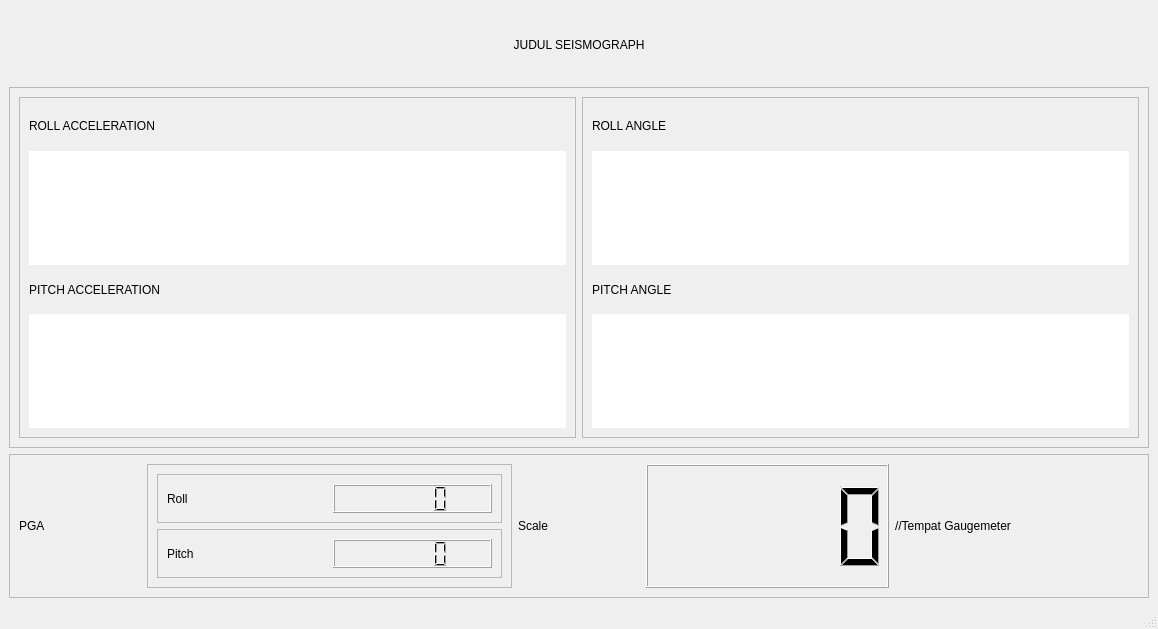
The window that seismograph.ui (Hi-Keiko/tugas-hardware-caslab) describes before a commit, drawn with Qt 5.
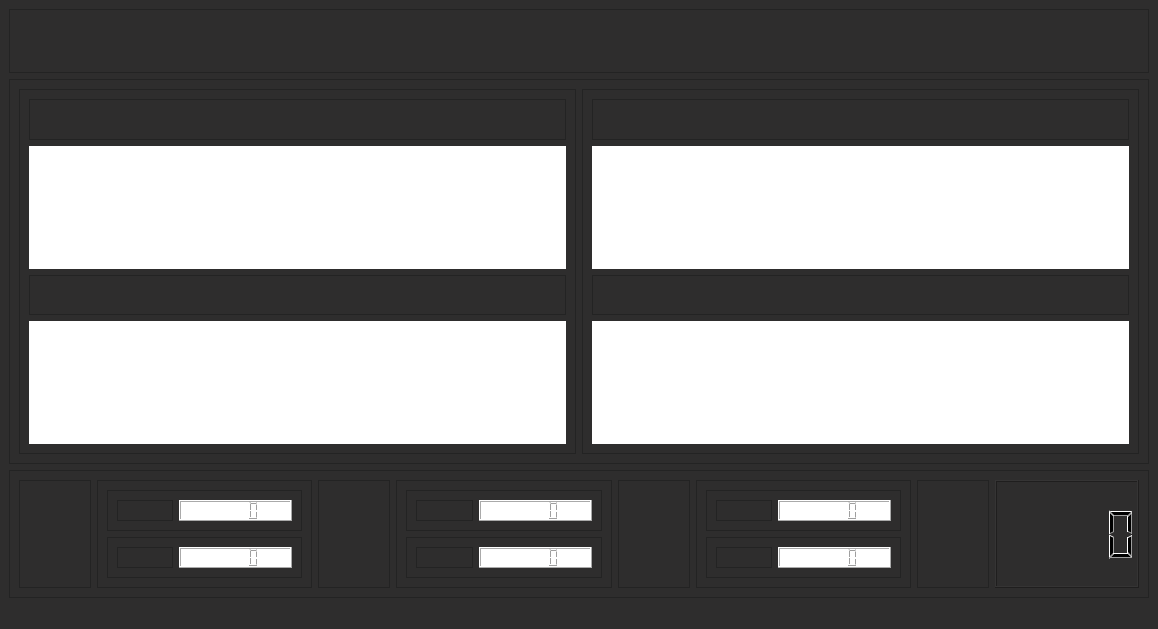
The same window after the commit. Icons and pictures are not drawn.

Commit message: gui seismograph sketching

```diff
--- a/seismograph.ui
+++ b/seismograph.ui
@@ -13,21 +13,27 @@
   <property name="windowTitle">
    <string>MainWindow</string>
   </property>
+  <property name="styleSheet">
+   <string notr="true">background-color: rgb(46, 45, 45);</string>
+  </property>
   <widget class="QWidget" name="centralwidget">
-   <layout class="QVBoxLayout" name="verticalLayout_5" stretch="1,5,2">
+   <layout class="QVBoxLayout" name="verticalLayout_5" stretch="1,6,2">
     <item>
-     <widget class="QLabel" name="label_9">
+     <widget class="QFrame" name="frame_8">
       <property name="sizePolicy">
        <sizepolicy hsizetype="Expanding" vsizetype="Expanding">
         <horstretch>0</horstretch>
         <verstretch>0</verstretch>
        </sizepolicy>
       </property>
-      <property name="text">
-       <string>JUDUL SEISMOGRAPH</string>
+      <property name="styleSheet">
+       <string notr="true">image: url(:/newPrefix/PortaSeis.png)</string>
       </property>
-      <property name="alignment">
-       <set>Qt::AlignCenter</set>
+      <property name="frameShape">
+       <enum>QFrame::StyledPanel</enum>
+      </property>
+      <property name="frameShadow">
+       <enum>QFrame::Raised</enum>
       </property>
      </widget>
     </item>
@@ -62,15 +68,21 @@
          </property>
          <layout class="QVBoxLayout" name="verticalLayout_2" stretch="1,3,1,3">
           <item>
-           <widget class="QLabel" name="graphy">
+           <widget class="QFrame" name="frame_9">
             <property name="sizePolicy">
              <sizepolicy hsizetype="Expanding" vsizetype="Expanding">
               <horstretch>0</horstretch>
               <verstretch>0</verstretch>
              </sizepolicy>
             </property>
-            <property name="text">
-             <string>ROLL ACCELERATION</string>
+            <property name="styleSheet">
+             <string notr="true">image: url(:/newPrefix/Rollac.png)</string>
+            </property>
+            <property name="frameShape">
+             <enum>QFrame::StyledPanel</enum>
+            </property>
+            <property name="frameShadow">
+             <enum>QFrame::Raised</enum>
             </property>
            </widget>
           </item>
@@ -88,15 +100,21 @@
            </widget>
           </item>
           <item>
-           <widget class="QLabel" name="label">
+           <widget class="QFrame" name="frame_10">
             <property name="sizePolicy">
              <sizepolicy hsizetype="Expanding" vsizetype="Expanding">
               <horstretch>0</horstretch>
               <verstretch>0</verstretch>
              </sizepolicy>
             </property>
-            <property name="text">
-             <string>PITCH ACCELERATION</string>
+            <property name="styleSheet">
+             <string notr="true">image: url(:/newPrefix/Pitchac.png)</string>
+            </property>
+            <property name="frameShape">
+             <enum>QFrame::StyledPanel</enum>
+            </property>
+            <property name="frameShadow">
+             <enum>QFrame::Raised</enum>
             </property>
            </widget>
           </item>
@@ -132,15 +150,21 @@
          </property>
          <layout class="QVBoxLayout" name="verticalLayout_3" stretch="1,3,1,3">
           <item>
-           <widget class="QLabel" name="label_2">
+           <widget class="QFrame" name="frame_11">
             <property name="sizePolicy">
              <sizepolicy hsizetype="Expanding" vsizetype="Expanding">
               <horstretch>0</horstretch>
               <verstretch>0</verstretch>
              </sizepolicy>
             </property>
-            <property name="text">
-             <string>ROLL ANGLE</string>
+            <property name="styleSheet">
+             <string notr="true">image: url(:/newPrefix/Rollang.png)</string>
+            </property>
+            <property name="frameShape">
+             <enum>QFrame::StyledPanel</enum>
+            </property>
+            <property name="frameShadow">
+             <enum>QFrame::Raised</enum>
             </property>
            </widget>
           </item>
@@ -158,15 +182,21 @@
            </widget>
           </item>
           <item>
-           <widget class="QLabel" name="label_3">
+           <widget class="QFrame" name="frame_12">
             <property name="sizePolicy">
              <sizepolicy hsizetype="Expanding" vsizetype="Expanding">
               <horstretch>0</horstretch>
               <verstretch>0</verstretch>
              </sizepolicy>
             </property>
-            <property name="text">
-             <string>PITCH ANGLE</string>
+            <property name="styleSheet">
+             <string notr="true">image: url(:/newPrefix/Pitchang.png)</string>
+            </property>
+            <property name="frameShape">
+             <enum>QFrame::StyledPanel</enum>
+            </property>
+            <property name="frameShadow">
+             <enum>QFrame::Raised</enum>
             </property>
            </widget>
           </item>
@@ -203,17 +233,23 @@
       <property name="frameShadow">
        <enum>QFrame::Raised</enum>
       </property>
-      <layout class="QHBoxLayout" name="horizontalLayout_3" stretch="1,3,1,2,2">
+      <layout class="QHBoxLayout" name="horizontalLayout_3" stretch="1,3,1,3,1,3,1,2">
        <item>
-        <widget class="QLabel" name="label_4">
+        <widget class="QFrame" name="frame_13">
          <property name="sizePolicy">
           <sizepolicy hsizetype="Expanding" vsizetype="Expanding">
            <horstretch>0</horstretch>
            <verstretch>0</verstretch>
           </sizepolicy>
          </property>
-         <property name="text">
-          <string>PGA</string>
+         <property name="styleSheet">
+          <string notr="true">image: url(:/newPrefix/PGA.png)</string>
+         </property>
+         <property name="frameShape">
+          <enum>QFrame::StyledPanel</enum>
+         </property>
+         <property name="frameShadow">
+          <enum>QFrame::Raised</enum>
          </property>
         </widget>
        </item>
@@ -246,17 +282,23 @@
             <property name="frameShadow">
              <enum>QFrame::Raised</enum>
             </property>
-            <layout class="QHBoxLayout" name="horizontalLayout" stretch="1,1">
+            <layout class="QHBoxLayout" name="horizontalLayout" stretch="1,2">
              <item>
-              <widget class="QLabel" name="label_5">
+              <widget class="QFrame" name="frame_23">
                <property name="sizePolicy">
                 <sizepolicy hsizetype="Expanding" vsizetype="Expanding">
                  <horstretch>0</horstretch>
                  <verstretch>0</verstretch>
                 </sizepolicy>
                </property>
-               <property name="text">
-                <string>Roll</string>
+               <property name="styleSheet">
+                <string notr="true">image: url(:/newPrefix/roll.png)</string>
+               </property>
+               <property name="frameShape">
+                <enum>QFrame::StyledPanel</enum>
+               </property>
+               <property name="frameShadow">
+                <enum>QFrame::Raised</enum>
                </property>
               </widget>
              </item>
@@ -268,6 +310,9 @@
                  <verstretch>0</verstretch>
                 </sizepolicy>
                </property>
+               <property name="styleSheet">
+                <string notr="true">background-color: rgb(255, 255, 255);</string>
+               </property>
               </widget>
              </item>
             </layout>
@@ -287,17 +332,23 @@
             <property name="frameShadow">
              <enum>QFrame::Raised</enum>
             </property>
-            <layout class="QHBoxLayout" name="horizontalLayout_2" stretch="1,1">
+            <layout class="QHBoxLayout" name="horizontalLayout_2" stretch="1,2">
              <item>
-              <widget class="QLabel" name="label_6">
+              <widget class="QFrame" name="frame_24">
                <property name="sizePolicy">
                 <sizepolicy hsizetype="Expanding" vsizetype="Expanding">
                  <horstretch>0</horstretch>
                  <verstretch>0</verstretch>
                 </sizepolicy>
                </property>
-               <property name="text">
-                <string>Pitch</string>
+               <property name="styleSheet">
+                <string notr="true">image: url(:/newPrefix/pitch.png)</string>
+               </property>
+               <property name="frameShape">
+                <enum>QFrame::StyledPanel</enum>
+               </property>
+               <property name="frameShadow">
+                <enum>QFrame::Raised</enum>
                </property>
               </widget>
              </item>
@@ -309,6 +360,9 @@
                  <verstretch>0</verstretch>
                 </sizepolicy>
                </property>
+               <property name="styleSheet">
+                <string notr="true">background-color: rgb(255, 255, 255);</string>
+               </property>
               </widget>
              </item>
             </layout>
@@ -318,15 +372,283 @@
         </widget>
        </item>
        <item>
-        <widget class="QLabel" name="label_7">
+        <widget class="QFrame" name="frame_14">
          <property name="sizePolicy">
           <sizepolicy hsizetype="Expanding" vsizetype="Expanding">
            <horstretch>0</horstretch>
            <verstretch>0</verstretch>
           </sizepolicy>
          </property>
-         <property name="text">
-          <string>Scale</string>
+         <property name="styleSheet">
+          <string notr="true">image: url(:/newPrefix/PGV.png)</string>
+         </property>
+         <property name="frameShape">
+          <enum>QFrame::StyledPanel</enum>
+         </property>
+         <property name="frameShadow">
+          <enum>QFrame::Raised</enum>
+         </property>
+        </widget>
+       </item>
+       <item>
+        <widget class="QFrame" name="frame_15">
+         <property name="sizePolicy">
+          <sizepolicy hsizetype="Expanding" vsizetype="Expanding">
+           <horstretch>0</horstretch>
+           <verstretch>0</verstretch>
+          </sizepolicy>
+         </property>
+         <property name="frameShape">
+          <enum>QFrame::StyledPanel</enum>
+         </property>
+         <property name="frameShadow">
+          <enum>QFrame::Raised</enum>
+         </property>
+         <layout class="QVBoxLayout" name="verticalLayout" stretch="1,1">
+          <item>
+           <widget class="QFrame" name="frame_16">
+            <property name="sizePolicy">
+             <sizepolicy hsizetype="Expanding" vsizetype="Expanding">
+              <horstretch>0</horstretch>
+              <verstretch>0</verstretch>
+             </sizepolicy>
+            </property>
+            <property name="frameShape">
+             <enum>QFrame::StyledPanel</enum>
+            </property>
+            <property name="frameShadow">
+             <enum>QFrame::Raised</enum>
+            </property>
+            <layout class="QHBoxLayout" name="horizontalLayout_5" stretch="1,2">
+             <item>
+              <widget class="QFrame" name="frame_25">
+               <property name="sizePolicy">
+                <sizepolicy hsizetype="Expanding" vsizetype="Expanding">
+                 <horstretch>0</horstretch>
+                 <verstretch>0</verstretch>
+                </sizepolicy>
+               </property>
+               <property name="styleSheet">
+                <string notr="true">image: url(:/newPrefix/roll.png)</string>
+               </property>
+               <property name="frameShape">
+                <enum>QFrame::StyledPanel</enum>
+               </property>
+               <property name="frameShadow">
+                <enum>QFrame::Raised</enum>
+               </property>
+              </widget>
+             </item>
+             <item>
+              <widget class="QLCDNumber" name="lcdNumber_4">
+               <property name="sizePolicy">
+                <sizepolicy hsizetype="Expanding" vsizetype="Expanding">
+                 <horstretch>0</horstretch>
+                 <verstretch>0</verstretch>
+                </sizepolicy>
+               </property>
+               <property name="styleSheet">
+                <string notr="true">background-color: rgb(255, 255, 255);</string>
+               </property>
+              </widget>
+             </item>
+            </layout>
+           </widget>
+          </item>
+          <item>
+           <widget class="QFrame" name="frame_17">
+            <property name="sizePolicy">
+             <sizepolicy hsizetype="Expanding" vsizetype="Expanding">
+              <horstretch>0</horstretch>
+              <verstretch>0</verstretch>
+             </sizepolicy>
+            </property>
+            <property name="frameShape">
+             <enum>QFrame::StyledPanel</enum>
+            </property>
+            <property name="frameShadow">
+             <enum>QFrame::Raised</enum>
+            </property>
+            <layout class="QHBoxLayout" name="horizontalLayout_6" stretch="1,2">
+             <item>
+              <widget class="QFrame" name="frame_26">
+               <property name="sizePolicy">
+                <sizepolicy hsizetype="Expanding" vsizetype="Expanding">
+                 <horstretch>0</horstretch>
+                 <verstretch>0</verstretch>
+                </sizepolicy>
+               </property>
+               <property name="styleSheet">
+                <string notr="true">image: url(:/newPrefix/pitch.png)</string>
+               </property>
+               <property name="frameShape">
+                <enum>QFrame::StyledPanel</enum>
+               </property>
+               <property name="frameShadow">
+                <enum>QFrame::Raised</enum>
+               </property>
+              </widget>
+             </item>
+             <item>
+              <widget class="QLCDNumber" name="lcdNumber_5">
+               <property name="sizePolicy">
+                <sizepolicy hsizetype="Expanding" vsizetype="Expanding">
+                 <horstretch>0</horstretch>
+                 <verstretch>0</verstretch>
+                </sizepolicy>
+               </property>
+               <property name="styleSheet">
+                <string notr="true">background-color: rgb(255, 255, 255);</string>
+               </property>
+              </widget>
+             </item>
+            </layout>
+           </widget>
+          </item>
+         </layout>
+        </widget>
+       </item>
+       <item>
+        <widget class="QFrame" name="frame_18">
+         <property name="sizePolicy">
+          <sizepolicy hsizetype="Expanding" vsizetype="Expanding">
+           <horstretch>0</horstretch>
+           <verstretch>0</verstretch>
+          </sizepolicy>
+         </property>
+         <property name="styleSheet">
+          <string notr="true">image: url(:/newPrefix/PGD.png)</string>
+         </property>
+         <property name="frameShape">
+          <enum>QFrame::StyledPanel</enum>
+         </property>
+         <property name="frameShadow">
+          <enum>QFrame::Raised</enum>
+         </property>
+        </widget>
+       </item>
+       <item>
+        <widget class="QFrame" name="frame_19">
+         <property name="sizePolicy">
+          <sizepolicy hsizetype="Expanding" vsizetype="Expanding">
+           <horstretch>0</horstretch>
+           <verstretch>0</verstretch>
+          </sizepolicy>
+         </property>
+         <property name="frameShape">
+          <enum>QFrame::StyledPanel</enum>
+         </property>
+         <property name="frameShadow">
+          <enum>QFrame::Raised</enum>
+         </property>
+         <layout class="QVBoxLayout" name="verticalLayout_6" stretch="1,1">
+          <item>
+           <widget class="QFrame" name="frame_20">
+            <property name="frameShape">
+             <enum>QFrame::StyledPanel</enum>
+            </property>
+            <property name="frameShadow">
+             <enum>QFrame::Raised</enum>
+            </property>
+            <layout class="QHBoxLayout" name="horizontalLayout_7" stretch="1,2">
+             <item>
+              <widget class="QFrame" name="frame_27">
+               <property name="sizePolicy">
+                <sizepolicy hsizetype="Expanding" vsizetype="Expanding">
+                 <horstretch>0</horstretch>
+                 <verstretch>0</verstretch>
+                </sizepolicy>
+               </property>
+               <property name="styleSheet">
+                <string notr="true">image: url(:/newPrefix/roll.png)</string>
+               </property>
+               <property name="frameShape">
+                <enum>QFrame::StyledPanel</enum>
+               </property>
+               <property name="frameShadow">
+                <enum>QFrame::Raised</enum>
+               </property>
+              </widget>
+             </item>
+             <item>
+              <widget class="QLCDNumber" name="lcdNumber_6">
+               <property name="sizePolicy">
+                <sizepolicy hsizetype="Expanding" vsizetype="Expanding">
+                 <horstretch>0</horstretch>
+                 <verstretch>0</verstretch>
+                </sizepolicy>
+               </property>
+               <property name="styleSheet">
+                <string notr="true">background-color: rgb(255, 255, 255);</string>
+               </property>
+              </widget>
+             </item>
+            </layout>
+           </widget>
+          </item>
+          <item>
+           <widget class="QFrame" name="frame_21">
+            <property name="frameShape">
+             <enum>QFrame::StyledPanel</enum>
+            </property>
+            <property name="frameShadow">
+             <enum>QFrame::Raised</enum>
+            </property>
+            <layout class="QHBoxLayout" name="horizontalLayout_8" stretch="1,2">
+             <item>
+              <widget class="QFrame" name="frame_28">
+               <property name="sizePolicy">
+                <sizepolicy hsizetype="Expanding" vsizetype="Expanding">
+                 <horstretch>0</horstretch>
+                 <verstretch>0</verstretch>
+                </sizepolicy>
+               </property>
+               <property name="styleSheet">
+                <string notr="true">image: url(:/newPrefix/pitch.png)</string>
+               </property>
+               <property name="frameShape">
+                <enum>QFrame::StyledPanel</enum>
+               </property>
+               <property name="frameShadow">
+                <enum>QFrame::Raised</enum>
+               </property>
+              </widget>
+             </item>
+             <item>
+              <widget class="QLCDNumber" name="lcdNumber_7">
+               <property name="sizePolicy">
+                <sizepolicy hsizetype="Expanding" vsizetype="Expanding">
+                 <horstretch>0</horstretch>
+                 <verstretch>0</verstretch>
+                </sizepolicy>
+               </property>
+               <property name="styleSheet">
+                <string notr="true">background-color: rgb(255, 255, 255);</string>
+               </property>
+              </widget>
+             </item>
+            </layout>
+           </widget>
+          </item>
+         </layout>
+        </widget>
+       </item>
+       <item>
+        <widget class="QFrame" name="frame_22">
+         <property name="sizePolicy">
+          <sizepolicy hsizetype="Expanding" vsizetype="Expanding">
+           <horstretch>0</horstretch>
+           <verstretch>0</verstretch>
+          </sizepolicy>
+         </property>
+         <property name="styleSheet">
+          <string notr="true">image: url(:/newPrefix/scale.png)</string>
+         </property>
+         <property name="frameShape">
+          <enum>QFrame::StyledPanel</enum>
+         </property>
+         <property name="frameShadow">
+          <enum>QFrame::Raised</enum>
          </property>
         </widget>
        </item>
@@ -340,19 +662,6 @@
          </property>
         </widget>
        </item>
-       <item>
-        <widget class="QLabel" name="label_8">
-         <property name="sizePolicy">
-          <sizepolicy hsizetype="Expanding" vsizetype="Expanding">
-           <horstretch>0</horstretch>
-           <verstretch>0</verstretch>
-          </sizepolicy>
-         </property>
-         <property name="text">
-          <string>//Tempat Gaugemeter</string>
-         </property>
-        </widget>
-       </item>
       </layout>
      </widget>
     </item>
```
Left out of the diff: 4 changed lines with no effect on the pictures. The commit also changes 18 other files.
